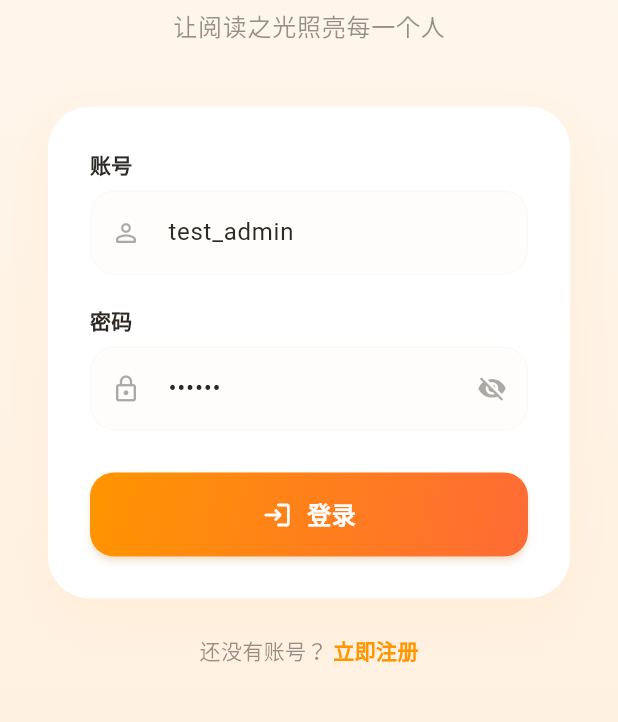
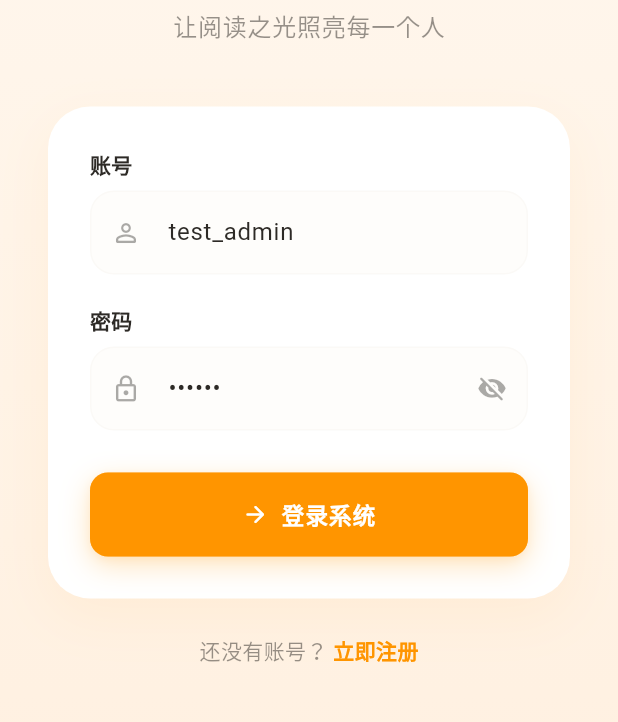
Before and after one commit to penglinghuo-alt/Bi_Sheng_Glimmer, a Flutter app: the screen it shows after launch, on a phone screen of 412 x 824 dp, the part 390-1112 px from its top. Run offline on Flutter 3.47's test engine with Material 3 defaults, Android fonts, the phone set to English and light mode, and no system bars; our stand-ins replace flutter_riverpod, go_router, permission_handler.

Commit message:
fix: trim password input and redesign login button to modern tech style Co-authored-by: monkeycode-ai <monkeycode-ai@chaitin.com>

```diff
--- a/book_scanner/lib/features/auth/view/login_page.dart
+++ b/book_scanner/lib/features/auth/view/login_page.dart
@@ -37,7 +37,7 @@ class _LoginPageState extends ConsumerState<LoginPage> with SingleTickerProvider
 
   void _login() {
     if (_formKey.currentState!.validate()) {
-      ref.read(authProvider.notifier).login(_emailCtrl.text.trim(), _pwdCtrl.text);
+      ref.read(authProvider.notifier).login(_emailCtrl.text.trim(), _pwdCtrl.text.trim());
     }
   }
 
@@ -167,30 +167,31 @@ class _LoginPageState extends ConsumerState<LoginPage> with SingleTickerProvider
 
   Widget _loginBtn(ThemeData theme, bool isDark, AuthState authState) {
     final loading = authState.status == AuthStatus.loading;
-    return SizedBox(
-      width: double.infinity,
-      child: Semantics(
+    return Semantics(
       button: true, label: '登录',
-        child: Material(
-          borderRadius: BorderRadius.circular(16),
-          elevation: isDark ? 0 : 2,
-          shadowColor: AppColors.primary.withValues(alpha: 0.3),
-          child: InkWell(
+      child: GestureDetector(
         onTap: loading ? null : _login,
-            borderRadius: BorderRadius.circular(16),
         child: AnimatedContainer(
           duration: const Duration(milliseconds: 300),
           height: 56,
+          width: double.infinity,
           decoration: BoxDecoration(
-                borderRadius: BorderRadius.circular(16),
-                gradient: const LinearGradient(colors: [AppColors.primary, Color(0xFFFF6B35)], begin: Alignment.topLeft, end: Alignment.bottomRight),
+            color: loading ? theme.colorScheme.primary.withValues(alpha: 0.7) : theme.colorScheme.primary,
+            borderRadius: BorderRadius.circular(12),
+            border: Border.all(color: theme.colorScheme.primary.withValues(alpha: 0.4), width: 1),
+            boxShadow: [
+              BoxShadow(color: theme.colorScheme.primary.withValues(alpha: 0.25), blurRadius: 16, offset: const Offset(0, 6)),
+              BoxShadow(color: theme.colorScheme.primary.withValues(alpha: 0.08), blurRadius: 4, offset: const Offset(0, 2)),
+            ],
           ),
           child: Center(
             child: loading
-                    ? const SizedBox(width: 24, height: 24, child: CircularProgressIndicator(strokeWidth: 2.5, valueColor: AlwaysStoppedAnimation<Color>(Colors.white)))
-                    : const Row(mainAxisAlignment: MainAxisAlignment.center, children: [Icon(Icons.login_rounded, color: Colors.white, size: 20), SizedBox(width: 10), Text('登录', style: TextStyle(color: Colors.white, fontWeight: FontWeight.w700, fontSize: 16))]),
-              ),
-            ),
+                ? const SizedBox(width: 22, height: 22, child: CircularProgressIndicator(strokeWidth: 2.2, valueColor: AlwaysStoppedAnimation<Color>(Colors.white)))
+                : const Row(mainAxisAlignment: MainAxisAlignment.center, children: [
+                    Icon(Icons.arrow_forward_rounded, color: Colors.white, size: 18),
+                    SizedBox(width: 8),
+                    Text('登录系统', style: TextStyle(color: Colors.white, fontWeight: FontWeight.w600, fontSize: 15, letterSpacing: 0.8)),
+                  ]),
           ),
         ),
       ),
```
Lines whose indentation alone changed are shown as unchanged.
